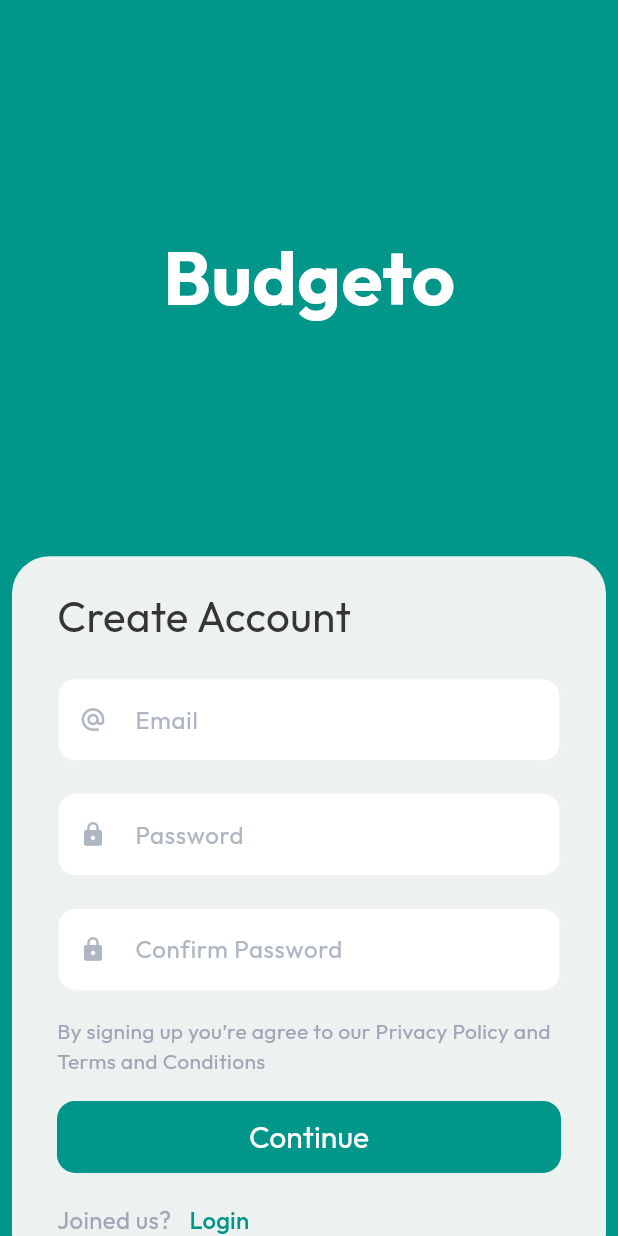
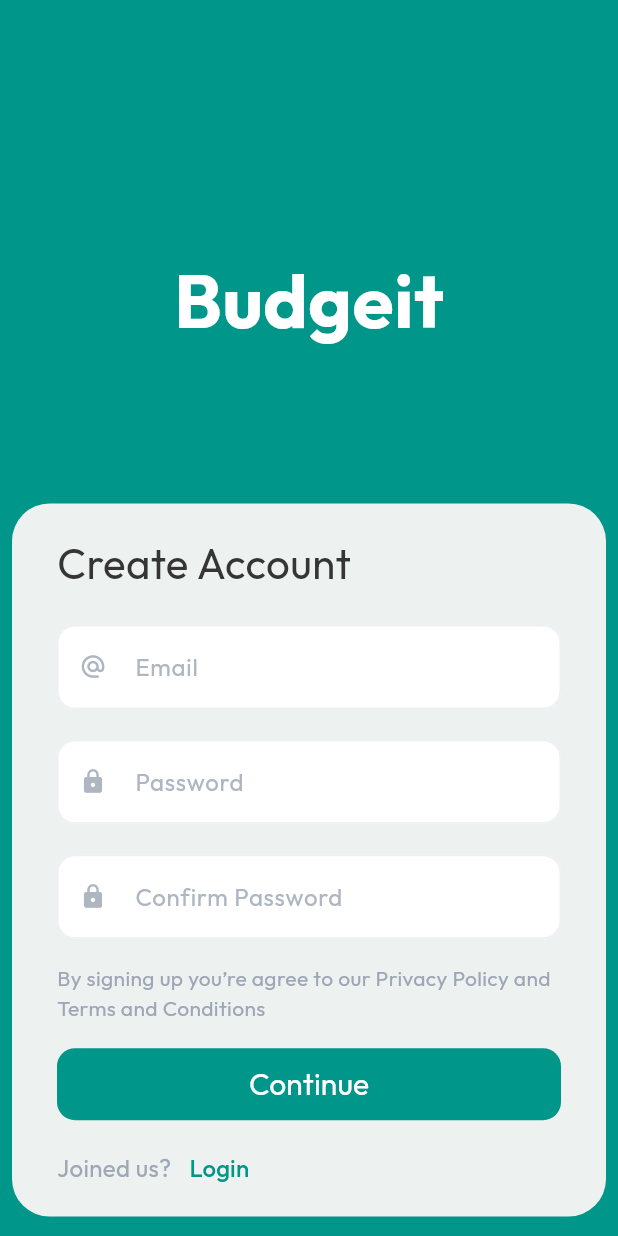
Before and after one commit to AnmolSaini28/Money_Manager, a Flutter app: the SignupScreen screen opened directly, on a phone screen of 412 x 824 dp. Run offline on Flutter 3.47's test engine with Material 3 defaults, Android fonts, the phone set to English and light mode, and no system bars; our stand-ins replace firebase_auth, firebase_core, firebase_database, firebase_storage, flutter_switch, fluttertoast and 2 more; accounts and stored records are empty.

Commit message:
Bugs Fixed

```diff
--- a/lib/ui/screens/auth/login_screen.dart
+++ b/lib/ui/screens/auth/login_screen.dart
@@ -77,7 +77,7 @@ class _LoginScreenState extends State<LoginScreen> {
                         ),
                         const Center(
                           child: Text(
-                            'Budgeto',
+                            'Budgeit',
                             style: TextStyle(
                                 fontSize: 50,
                                 fontWeight: FontWeight.bold,
@@ -85,7 +85,7 @@ class _LoginScreenState extends State<LoginScreen> {
                           ),
                         ),
                         SizedBox(
-                          height: constraints.maxHeight * 0.2,
+                          height: constraints.maxHeight * 0.12,
                         ),
                         Padding(
                           padding: const EdgeInsets.symmetric(horizontal: 8),
--- a/lib/ui/screens/auth/signup_screen.dart
+++ b/lib/ui/screens/auth/signup_screen.dart
@@ -84,18 +84,20 @@ class _SignupScreenState extends State<SignupScreen> {
                 return SingleChildScrollView(
                   child: Column(
                     children: [
-                      Container(
-                        height: constraints.maxHeight * 0.45,
-                        color: Theme.of(context).primaryColor,
-                        child: const Center(
+                      SizedBox(
+                        height: constraints.maxHeight * 0.2,
+                      ),
+                      const Center(
                         child: Text(
-                            'Budgeto',
+                          'Budgeit',
                           style: TextStyle(
                               fontSize: 50,
                               fontWeight: FontWeight.bold,
                               color: Colors.white),
                         ),
                       ),
+                      SizedBox(
+                        height: constraints.maxHeight * 0.12,
                       ),
                       Padding(
                         padding: const EdgeInsets.symmetric(horizontal: 8),
@@ -226,7 +228,7 @@ class _SignupScreenState extends State<SignupScreen> {
                             ),
                           ),
                         ),
-                      )
+                      ),
                     ],
                   ),
                 );
--- a/lib/ui/screens/home/home_screen.dart
+++ b/lib/ui/screens/home/home_screen.dart
@@ -16,7 +16,7 @@ import 'package:money_tracker/ui/widgets/custom_button.dart';
 import 'package:money_tracker/ui/widgets/custom_card.dart';
 import 'package:money_tracker/ui/widgets/null_error_message.dart';
 import 'package:money_tracker/ui/widgets/transaction_card.dart';
-import 'package:persistent_bottom_nav_bar/persistent_tab_view.dart';
+import 'package:persistent_bottom_nav_bar/persistent_bottom_nav_bar.dart';
 
 class HomeScreen extends StatefulWidget {
   const HomeScreen({super.key});
--- a/lib/ui/screens/user_profile/update_account_screen.dart
+++ b/lib/ui/screens/user_profile/update_account_screen.dart
@@ -23,7 +23,6 @@ class _UpdateAccountScreenState extends State<UpdateAccountScreen> {
 
   String? dropdownValue = 'Income range';
   final items = [
-    'Income range',
     'Less than 200K',
     '200K - 400K',
     '400K - 600K',
--- a/lib/ui/screens/user_profile/user_profile.dart
+++ b/lib/ui/screens/user_profile/user_profile.dart
@@ -10,7 +10,7 @@ import 'package:money_tracker/ui/screens/user_profile/update_account_screen.dart
 import 'package:money_tracker/ui/widgets/custom_button.dart';
 import 'package:money_tracker/ui/widgets/null_error_message.dart';
 import 'package:money_tracker/ui/widgets/profile.dart';
-import 'package:persistent_bottom_nav_bar/persistent_tab_view.dart';
+import 'package:persistent_bottom_nav_bar/persistent_bottom_nav_bar.dart';
 import 'package:provider/provider.dart';
 
 class UserProfileScreeen extends StatefulWidget {
```
Also changed, not shown: lib/ui/screens/auth/forgot_password_screen.dart (+7 -5 lines), lib/ui/widgets/bottom_navigation_bar.dart (+9 -7 lines). Lines whose indentation alone changed are shown as unchanged.
